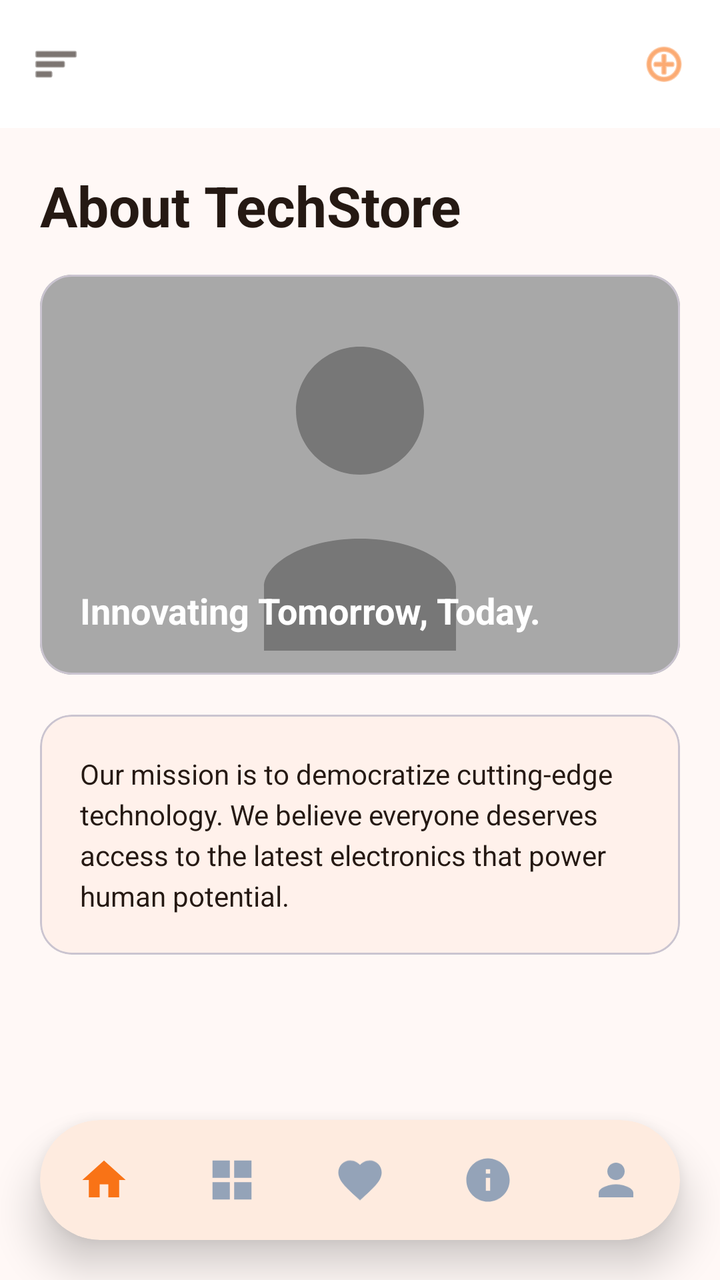
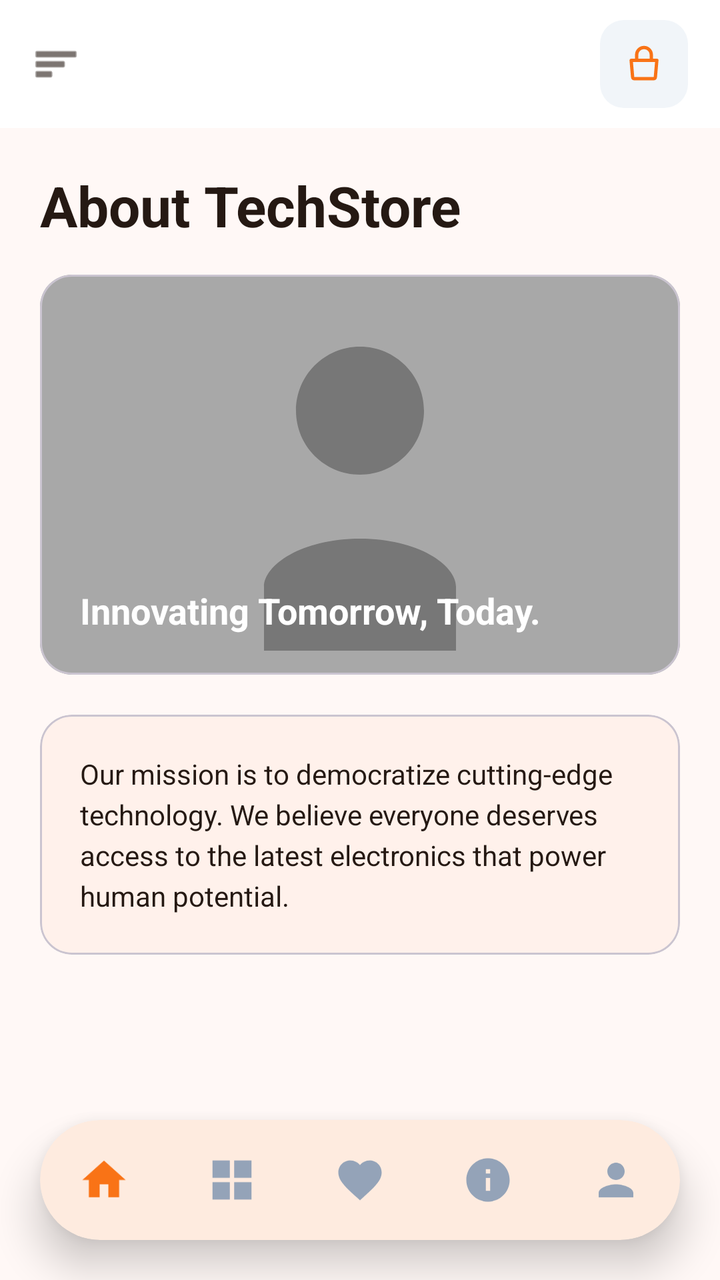

An Android layout rendered at two revisions. The XML below is the earlier revision; the diff shows what the commit changed to produce the second picture.
<!-- AndroidManifest.xml: application theme Theme.BeckieDealApp -->
<!-- res/layout/activity_about.xml -->
<?xml version="1.0" encoding="utf-8"?>
<androidx.constraintlayout.widget.ConstraintLayout xmlns:android="http://schemas.android.com/apk/res/android"
    xmlns:app="http://schemas.android.com/apk/res-auto"
    xmlns:tools="http://schemas.android.com/tools"
    android:layout_width="match_parent"
    android:layout_height="match_parent"
    android:background="@color/background"
    android:fitsSystemWindows="true"
    tools:context=".AboutActivity">

    
    <com.google.android.material.appbar.MaterialToolbar
        android:id="@+id/topAppBar"
        android:layout_width="match_parent"
        android:layout_height="64dp"
        android:background="@color/surface"
        android:elevation="0dp"
        app:contentInsetStart="0dp"
        app:layout_constraintTop_toTopOf="parent">

        <RelativeLayout
            android:layout_width="match_parent"
            android:layout_height="match_parent"
            android:paddingHorizontal="16dp">

            <ImageView
                android:id="@+id/menuIcon"
                android:layout_width="24dp"
                android:layout_height="24dp"
                android:layout_alignParentStart="true"
                android:layout_centerVertical="true"
                android:src="@android:drawable/ic_menu_sort_by_size"
                android:contentDescription="Menu"
                app:tint="@color/text_primary" />

            <ImageView
                android:id="@+id/logoImage"
                android:layout_width="120dp"
                android:layout_height="40dp"
                android:layout_centerInParent="true"
                android:scaleType="fitCenter"
                android:src="@mipmap/ic_launcher" />

            <ImageView
                android:id="@+id/cartIcon"
                android:layout_width="24dp"
                android:layout_height="24dp"
                android:layout_alignParentEnd="true"
                android:layout_centerVertical="true"
                android:src="@android:drawable/ic_menu_add"
                android:contentDescription="Cart"
                app:tint="@color/primary" />
        </RelativeLayout>
    </com.google.android.material.appbar.MaterialToolbar>

    <androidx.core.widget.NestedScrollView
        android:layout_width="match_parent"
        android:layout_height="0dp"
        android:fillViewport="true"
        app:layout_constraintTop_toBottomOf="@id/topAppBar"
        app:layout_constraintBottom_toTopOf="@id/bottomNavigationContainer">

        <LinearLayout
            android:layout_width="match_parent"
            android:layout_height="wrap_content"
            android:orientation="vertical"
            android:padding="20dp">

            <TextView
                android:layout_width="wrap_content"
                android:layout_height="wrap_content"
                android:text="About TechStore"
                android:textColor="@color/text_primary"
                android:textSize="28sp"
                android:textStyle="bold" />

            
            <com.google.android.material.card.MaterialCardView
                android:layout_width="match_parent"
                android:layout_height="200dp"
                android:layout_marginTop="16dp"
                app:cardCornerRadius="16dp"
                app:cardElevation="0dp">
                <FrameLayout
                    android:layout_width="match_parent"
                    android:layout_height="match_parent">
                    <ImageView
                        android:layout_width="match_parent"
                        android:layout_height="match_parent"
                        android:scaleType="centerCrop"
                        android:src="@drawable/placeholder_image" />
                    <View
                        android:layout_width="match_parent"
                        android:layout_height="match_parent"
                        android:background="#40000000" />
                    <TextView
                        android:layout_width="wrap_content"
                        android:layout_height="wrap_content"
                        android:layout_gravity="bottom|start"
                        android:layout_margin="20dp"
                        android:text="Innovating Tomorrow, Today."
                        android:textColor="@color/white_fixed"
                        android:textSize="18sp"
                        android:textStyle="bold" />
                </FrameLayout>
            </com.google.android.material.card.MaterialCardView>

            <com.google.android.material.card.MaterialCardView
                android:layout_width="match_parent"
                android:layout_height="wrap_content"
                android:layout_marginTop="20dp"
                app:cardCornerRadius="16dp"
                app:cardElevation="0dp"
                app:cardBackgroundColor="@color/badge_bg">
                <TextView
                    android:layout_width="match_parent"
                    android:layout_height="wrap_content"
                    android:padding="20dp"
                    android:text="Our mission is to democratize cutting-edge technology. We believe everyone deserves access to the latest electronics that power human potential."
                    android:textColor="@color/text_primary"
                    android:textSize="14sp"
                    android:lineSpacingExtra="4dp" />
            </com.google.android.material.card.MaterialCardView>

            <View android:layout_width="match_parent" android:layout_height="32dp" />
        </LinearLayout>
    </androidx.core.widget.NestedScrollView>

    
    <com.google.android.material.card.MaterialCardView
        android:id="@+id/bottomNavigationContainer"
        android:layout_width="0dp"
        android:layout_height="wrap_content"
        android:layout_marginStart="20dp"
        android:layout_marginEnd="20dp"
        android:layout_marginBottom="20dp"
        app:cardCornerRadius="36dp"
        app:cardElevation="12dp"
        app:cardBackgroundColor="@color/surface"
        app:strokeWidth="0dp"
        app:layout_constraintBottom_toBottomOf="parent"
        app:layout_constraintStart_toStartOf="parent"
        app:layout_constraintEnd_toEndOf="parent">

        <com.google.android.material.bottomnavigation.BottomNavigationView
            android:id="@+id/bottomNavigation"
            android:layout_width="match_parent"
            android:layout_height="60dp"
            android:background="@android:color/transparent"
            app:backgroundTint="@android:color/transparent"
            app:elevation="0dp"
            app:labelVisibilityMode="unlabeled"
            app:itemIconSize="26dp"
            app:menu="@menu/bottom_nav_menu" />
    </com.google.android.material.card.MaterialCardView>

</androidx.constraintlayout.widget.ConstraintLayout>
<!-- resources referenced by this layout -->
<resources>
  <color name="background">#FFF8F6</color>
  <color name="badge_bg">#FFF1EB</color>
  <color name="primary">#F97316</color>
  <color name="surface">#FFFFFF</color>
  <color name="text_primary">#251913</color>
  <color name="white_fixed">#FFFFFF</color>
  <!-- mipmap ic_launcher (mipmap-anydpi-v26) -->
  <?xml version="1.0" encoding="utf-8"?>
  <adaptive-icon xmlns:android="http://schemas.android.com/apk/res/android">
      <background android:drawable="@color/ic_launcher_background"/>
      <foreground android:drawable="@mipmap/ic_launcher_foreground"/>
  </adaptive-icon>
  <style name="Theme.BeckieDealApp" parent="Base.Theme.BeckieDealApp" />
  <color name="ic_launcher_background">#FFFFFF</color>
  <color name="on_primary">#FFFFFF</color>
  <color name="primary_container">#F97316</color>
  <color name="on_primary_container">#582200</color>
  <color name="on_surface">#251913</color>
  <style name="Widget.App.BottomNavigationView" parent="Widget.Material3.BottomNavigationView">
          <item name="itemIconSize">26dp</item>
          <item name="itemIconTint">@color/bottom_nav_color</item>
          <item name="itemTextColor">@color/bottom_nav_color</item>
          <item name="android:background">@android:color/transparent</item>
          <item name="backgroundTint">@android:color/transparent</item>
          <item name="labelVisibilityMode">unlabeled</item>
          <item name="itemActiveIndicatorStyle">@style/Widget.App.BottomNavigationView.ActiveIndicator</item>
      </style>
  <style name="Widget.App.BottomNavigationView.ActiveIndicator" parent="Widget.Material3.BottomNavigationView.ActiveIndicator">
          <item name="android:color">@color/badge_bg</item>
          <item name="android:width">48dp</item>
          <item name="android:height">36dp</item>
          <item name="shapeAppearance">@style/ShapeAppearance.App.BottomNavigationView.ActiveIndicator</item>
      </style>
  <style name="ShapeAppearance.App.BottomNavigationView.ActiveIndicator" parent="">
          <item name="cornerFamily">rounded</item>
          <item name="cornerSize">50%</item>
      </style>
  <!-- unchanged entries left out for length: 2 -->
</resources>

<!-- the commit's change to res/layout/activity_about.xml (unified diff, before → after) -->
@@ -41,15 +41,39 @@
                 android:scaleType="fitCenter"
                 android:src="@mipmap/ic_launcher" />
 
-            <ImageView
-                android:id="@+id/cartIcon"
-                android:layout_width="24dp"
-                android:layout_height="24dp"
+            <RelativeLayout
+                android:id="@+id/cartContainer"
+                android:layout_width="44dp"
+                android:layout_height="44dp"
                 android:layout_alignParentEnd="true"
                 android:layout_centerVertical="true"
-                android:src="@android:drawable/ic_menu_add"
-                android:contentDescription="Cart"
-                app:tint="@color/primary" />
+                android:background="@drawable/form_field_background">
+
+                <ImageView
+                    android:id="@+id/cartIcon"
+                    android:layout_width="22dp"
+                    android:layout_height="22dp"
+                    android:layout_centerInParent="true"
+                    android:src="@drawable/ic_shopping_bag"
+                    android:contentDescription="Cart"
+                    app:tint="@color/primary" />
+
+                <TextView
+                    android:id="@+id/cartBadge"
+                    android:layout_width="18dp"
+                    android:layout_height="18dp"
+                    android:layout_alignParentEnd="true"
+                    android:layout_alignParentTop="true"
+                    android:background="@drawable/badge_pill"
+                    android:backgroundTint="@color/red_error"
+                    android:gravity="center"
+                    android:text="0"
+                    android:textColor="@color/white_fixed"
+                    android:textSize="9sp"
+                    android:textStyle="bold"
+                    android:visibility="gone" />
+
+            </RelativeLayout>
         </RelativeLayout>
     </com.google.android.material.appbar.MaterialToolbar>
 
<!-- resource entries referenced after the edit -->
@@ -3,9 +3,49 @@
   <color name="background">#FFF8F6</color>
   <color name="badge_bg">#FFF1EB</color>
   <color name="primary">#F97316</color>
+  <color name="red_error">#EF4444</color>
   <color name="surface">#FFFFFF</color>
   <color name="text_primary">#251913</color>
   <color name="white_fixed">#FFFFFF</color>
+  <!-- drawable badge_pill (drawable) -->
+  <?xml version="1.0" encoding="utf-8"?>
+  <shape xmlns:android="http://schemas.android.com/apk/res/android">
+      <solid android:color="#33FFFFFF" />
+      <corners android:radius="4dp" />
+  </shape>
+  <!-- drawable form_field_background (drawable) -->
+  <?xml version="1.0" encoding="utf-8"?>
+  <shape xmlns:android="http://schemas.android.com/apk/res/android">
+      <solid android:color="@color/input_background" />
+      <corners android:radius="12dp" />
+  </shape>
+  <!-- drawable ic_shopping_bag (drawable) -->
+  <?xml version="1.0" encoding="utf-8"?>
+  <vector xmlns:android="http://schemas.android.com/apk/res/android"
+      android:width="24dp"
+      android:height="24dp"
+      android:viewportWidth="24"
+      android:viewportHeight="24">
+  
+      
+      <path
+          android:fillColor="@android:color/transparent"
+          android:strokeColor="@android:color/white"
+          android:strokeWidth="1.8"
+          android:strokeLineCap="round"
+          android:strokeLineJoin="round"
+          android:pathData="M8,10 L8,7 A4,4 0 0 1 16,7 L16,10" />
+  
+      
+      <path
+          android:fillColor="@android:color/transparent"
+          android:strokeColor="@android:color/white"
+          android:strokeWidth="1.8"
+          android:strokeLineCap="round"
+          android:strokeLineJoin="round"
+          android:pathData="M5,10 L5.8,19.2 A1,1 0 0 0 6.8,20 L17.2,20 A1,1 0 0 0 18.2,19.2 L19,10 Z" />
+  
+  </vector>
   <!-- mipmap ic_launcher (mipmap-anydpi-v26) -->
   <?xml version="1.0" encoding="utf-8"?>
   <adaptive-icon xmlns:android="http://schemas.android.com/apk/res/android">
@@ -13,6 +53,7 @@
       <foreground android:drawable="@mipmap/ic_launcher_foreground"/>
   </adaptive-icon>
   <style name="Theme.BeckieDealApp" parent="Base.Theme.BeckieDealApp" />
+  <color name="input_background">#F1F5F9</color>
   <color name="ic_launcher_background">#FFFFFF</color>
   <color name="on_primary">#FFFFFF</color>
   <color name="primary_container">#F97316</color>
